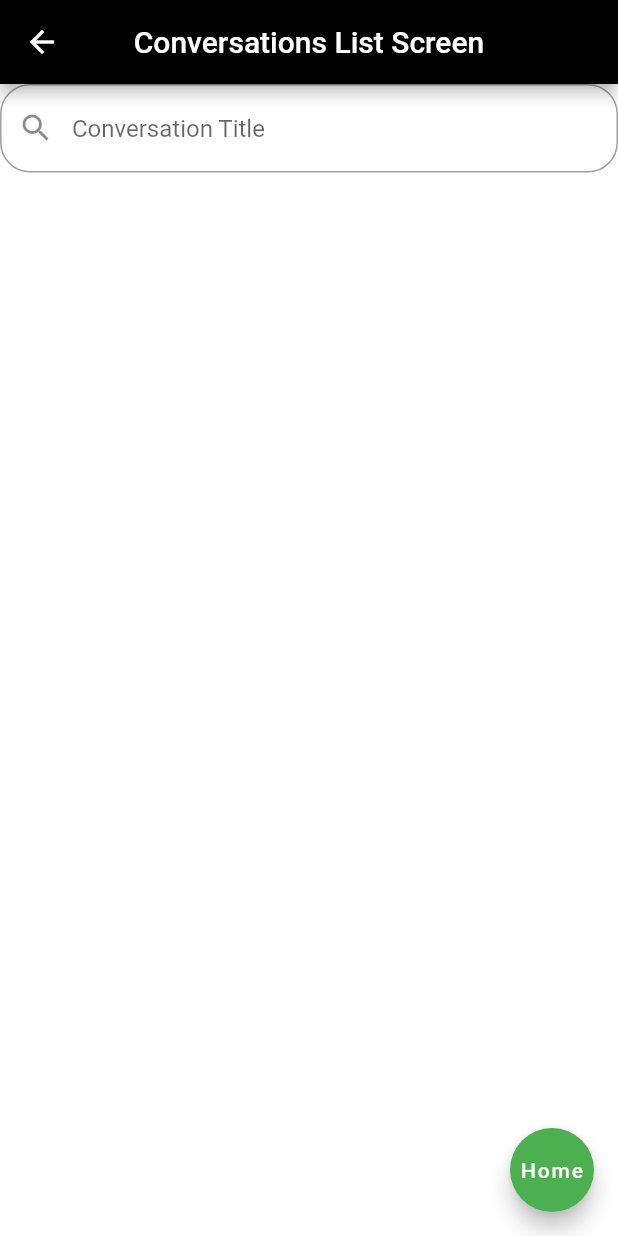
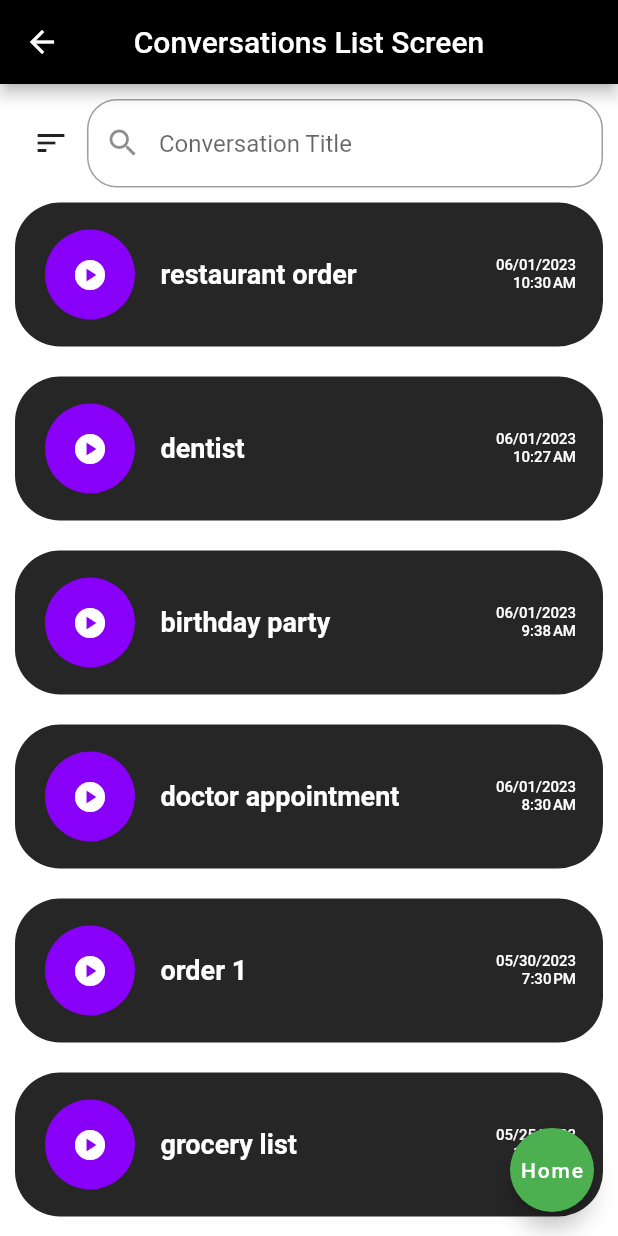
Before and after one commit to umgc/summer2023, a Flutter app: the ConversationsListScreen screen opened by its route, on a phone screen of 412 x 824 dp. Run offline on Flutter 3.47's test engine with Material 2 defaults, Android fonts, the phone set to English and light mode, and no system bars; our stand-ins replace flutter_native_splash.

Commit message:
added conversation sorting

```diff
--- /dev/null
+++ b/talker-mobile-app/lib/enums/sorting_type.dart
@@ -0,0 +1,8 @@
+enum SortingType {
+  dateNewToOld,
+  dateOldToNew,
+  titleAToZ,
+  titleZToA,
+  durationShortToLong,
+  durationLongToShort
+}
--- a/talker-mobile-app/lib/screens/conversationsListScreen.dart
+++ b/talker-mobile-app/lib/screens/conversationsListScreen.dart
@@ -1,5 +1,6 @@
 import 'package:flutter/material.dart';
 import 'package:provider/provider.dart';
+import 'package:talker_mobile_app/enums/sorting_type.dart';
 import 'package:talker_mobile_app/models/conversation.dart';
 import 'package:talker_mobile_app/state/conversations_provider.dart';
 
@@ -15,22 +16,80 @@ class ConversationsListScreen extends StatefulWidget {
 
 class _ConversationsListScreenState extends State<ConversationsListScreen> {
   final controller = TextEditingController();
-  List<Conversation> filteredConversations = [];
+  String searchText = "";
+  SortingType sortingType = SortingType.dateNewToOld;
 
   @override
   Widget build(BuildContext context) {
     final conversationsProvider = Provider.of<ConversationsProvider>(context);
+    List<Conversation> filteredConversations =
+        conversationsProvider.filterConversations(searchText);
+
+    if (sortingType == SortingType.dateNewToOld) {
+      sortByDate(filteredConversations, true);
+    } else if (sortingType == SortingType.dateOldToNew) {
+      sortByDate(filteredConversations, false);
+    } else if (sortingType == SortingType.titleAToZ) {
+      sortByTitle(filteredConversations, true);
+    } else if (sortingType == SortingType.titleZToA) {
+      sortByTitle(filteredConversations, false);
+    } else if (sortingType == SortingType.durationShortToLong) {
+      sortByDuration(filteredConversations, true);
+    } else {
+      sortByDuration(filteredConversations, false);
+    }
 
     return Scaffold(
       backgroundColor: Colors.white,
       appBar: AppBar(
-        title: Text('Conversations List Screen'),
+        title: const Text('Conversations List Screen'),
         centerTitle: true,
         backgroundColor: Colors.black,
       ),
-      body: Column(
+      body: Container(
+        padding: const EdgeInsets.only(top: 10, left: 10, right: 10),
+        child: Column(
           children: [
-          TextField(
+            Row(
+              children: [
+                PopupMenuButton(
+                  initialValue: sortingType,
+                  onSelected: (SortingType sortType) {
+                    setState(() {
+                      sortingType = sortType;
+                    });
+                  },
+                  itemBuilder: (BuildContext context) =>
+                      <PopupMenuEntry<SortingType>>[
+                    const PopupMenuItem<SortingType>(
+                      value: SortingType.dateNewToOld,
+                      child: Text('Date (New -> Old)'),
+                    ),
+                    const PopupMenuItem<SortingType>(
+                      value: SortingType.dateOldToNew,
+                      child: Text('Date (Old -> New)'),
+                    ),
+                    const PopupMenuItem<SortingType>(
+                      value: SortingType.titleAToZ,
+                      child: Text('Tag (A -> Z)'),
+                    ),
+                    const PopupMenuItem<SortingType>(
+                      value: SortingType.titleZToA,
+                      child: Text('Tag (Z -> A)'),
+                    ),
+                    const PopupMenuItem<SortingType>(
+                      value: SortingType.durationShortToLong,
+                      child: Text('Duration (Short -> Long)'),
+                    ),
+                    const PopupMenuItem<SortingType>(
+                      value: SortingType.durationLongToShort,
+                      child: Text('Duration (Long -> Short)'),
+                    ),
+                  ],
+                  icon: const Icon(Icons.sort),
+                ),
+                Expanded(
+                  child: TextField(
                     controller: controller,
                     decoration: InputDecoration(
                         prefixIcon: const Icon(Icons.search),
@@ -39,9 +98,11 @@ class _ConversationsListScreenState extends State<ConversationsListScreen> {
                             borderRadius: BorderRadius.circular(20),
                             borderSide: const BorderSide(color: Colors.blue))),
                     onChanged: (value) => setState(() {
-              filteredConversations =
-                  conversationsProvider.filterConversations(value);
+                      searchText = value;
                     }),
+                  ),
+                ),
+              ],
             ),
             Expanded(
               child: ListView(
@@ -55,12 +116,14 @@ class _ConversationsListScreenState extends State<ConversationsListScreen> {
             ),
           ],
         ),
+      ),
       floatingActionButton: FloatingActionButton(
         onPressed: () {
           Navigator.pushNamed(context, '/home');
-        }, //_speechToText.isNotListening ? _startListening : _stopListening,
-        child: Text('Home'),
-        backgroundColor: Colors.green,
+        },
+        backgroundColor: Colors
+            .green, //_speechToText.isNotListening ? _startListening : _stopListening,
+        child: const Text('Home'),
       ),
     );
   }
@@ -68,4 +131,28 @@ class _ConversationsListScreenState extends State<ConversationsListScreen> {
   void removeConversation(BuildContext context, Conversation conversation) {
     context.read<ConversationsProvider>().removeConversation(conversation);
   }
+
+  void sortByDate(List<Conversation> conversations, bool newestFirst) {
+    if (newestFirst) {
+      conversations.sort((a, b) => b.recordedDate.compareTo(a.recordedDate));
+      return;
     }
+    conversations.sort((a, b) => a.recordedDate.compareTo(b.recordedDate));
+  }
+
+  void sortByTitle(List<Conversation> conversations, bool aToZ) {
+    if (aToZ) {
+      conversations.sort((a, b) => a.title.compareTo(b.title));
+      return;
+    }
+    conversations.sort((a, b) => b.title.compareTo(a.title));
+  }
+
+  void sortByDuration(List<Conversation> conversations, bool shortestFirst) {
+    if (shortestFirst) {
+      conversations.sort((a, b) => a.duration.compareTo(b.duration));
+      return;
+    }
+    conversations.sort((a, b) => b.duration.compareTo(a.duration));
+  }
+}
--- a/talker-mobile-app/lib/state/conversations_provider.dart
+++ b/talker-mobile-app/lib/state/conversations_provider.dart
@@ -6,79 +6,79 @@ final List<Conversation> sampleData = [
   Conversation(
       title: 'restaurant order',
       recordedDate: DateTime.now(),
-      duration: Duration(),
+      duration: const Duration(minutes: 1),
       content: '',
       audioFilePath: ''),
   Conversation(
       title: 'doctor appointment',
       recordedDate: DateTime.now().add(const Duration(minutes: -120)),
-      duration: Duration(),
+      duration: const Duration(minutes: 20),
       content: '',
       audioFilePath: ''),
   Conversation(
       title: 'dinner with friend',
       recordedDate: DateTime.now().add(const Duration(days: -120)),
-      duration: Duration(),
+      duration: const Duration(minutes: 55),
       content: '',
       audioFilePath: ''),
   Conversation(
       title: 'a very loooooooooonnnnnng title',
       recordedDate: DateTime.now().add(const Duration(days: -220)),
-      duration: Duration(),
+      duration: const Duration(hours: 1),
       content: '',
       audioFilePath: ''),
   Conversation(
       title: 'order 1',
-      recordedDate: DateTime.now().add(const Duration(minutes: -120)),
-      duration: Duration(),
+      recordedDate: DateTime.now().add(const Duration(minutes: -2340)),
+      duration: const Duration(hours: 3),
       content: '',
       audioFilePath: ''),
   Conversation(
       title: 'order 2',
-      recordedDate: DateTime.now().add(const Duration(days: -120)),
-      duration: Duration(),
+      recordedDate: DateTime.now().add(const Duration(days: -1000)),
+      duration: const Duration(hours: 20),
       content: '',
       audioFilePath: ''),
   Conversation(
       title: 'date',
-      recordedDate: DateTime.now().add(const Duration(days: -220)),
-      duration: Duration(),
+      recordedDate: DateTime.now().add(const Duration(days: -2000)),
+      duration: const Duration(hours: 15),
       content: '',
       audioFilePath: ''),
   Conversation(
       title: 'birthday party',
-      recordedDate: DateTime.now().add(const Duration(minutes: -120)),
-      duration: Duration(),
+      recordedDate: DateTime.now().add(const Duration(minutes: -52)),
+      duration: const Duration(days: 1),
       content: '',
       audioFilePath: ''),
   Conversation(
       title: 'work meeting',
-      recordedDate: DateTime.now().add(const Duration(days: -120)),
-      duration: Duration(),
+      recordedDate: DateTime.now().add(const Duration(days: -10000)),
+      duration: const Duration(days: 3),
       content: '',
       audioFilePath: ''),
   Conversation(
       title: 'anniversary',
-      recordedDate: DateTime.now().add(const Duration(days: -220)),
-      duration: Duration(),
+      recordedDate: DateTime.now().add(const Duration(days: -2354)),
+      duration: const Duration(days: 5),
       content: '',
       audioFilePath: ''),
   Conversation(
       title: 'dentist',
-      recordedDate: DateTime.now().add(const Duration(minutes: -120)),
-      duration: Duration(),
+      recordedDate: DateTime.now().add(const Duration(minutes: -3)),
+      duration: const Duration(days: 10),
       content: '',
       audioFilePath: ''),
   Conversation(
       title: 'grocery list',
-      recordedDate: DateTime.now().add(const Duration(days: -120)),
-      duration: Duration(),
+      recordedDate: DateTime.now().add(const Duration(days: -7)),
+      duration: const Duration(days: 20),
       content: '',
       audioFilePath: ''),
   Conversation(
       title: 'therapist',
-      recordedDate: DateTime.now().add(const Duration(days: -220)),
-      duration: Duration(),
+      recordedDate: DateTime.now().add(const Duration(days: -121)),
+      duration: const Duration(milliseconds: 10),
       content: '',
       audioFilePath: ''),
 ];
@@ -104,8 +104,6 @@ class ConversationsProvider with ChangeNotifier {
             .toLowerCase()
             .contains(searchText.toLowerCase().trim()))
         .toList();
-    return filteredConversations.isEmpty
-        ? conversations
-        : filteredConversations;
+    return filteredConversations;
   }
 }
--- a/talker-mobile-app/lib/widgets/conversationListItem.dart
+++ b/talker-mobile-app/lib/widgets/conversationListItem.dart
@@ -18,7 +18,7 @@ class ConversationListItem extends StatelessWidget {
       decoration: const BoxDecoration(
           color: Color(0xFF262626),
           borderRadius: BorderRadius.all(Radius.circular(30))),
-      margin: const EdgeInsets.all(10),
+      margin: const EdgeInsets.only(top: 10, bottom: 10),
       child: TextButton(
         onPressed: onTap,
         child: Container(
```
Lines whose indentation alone changed are shown as unchanged.
